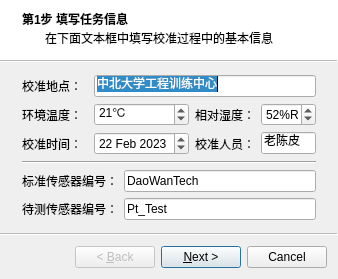
This is wizard/wizard.ui in m-RNA/TemperatureSelfCorrectionBasedOnQtSerial as Qt 5 draws it before an edit. The edited form follows.
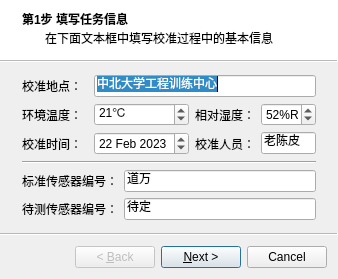
This is the edited form. Custom widgets are drawn as their Qt base class.

Diff of the .ui file:
```diff
--- a/wizard/wizard.ui
+++ b/wizard/wizard.ui
@@ -96,7 +96,7 @@
          <string/>
         </property>
         <property name="text">
-         <string>DaoWanTech</string>
+         <string>道万</string>
         </property>
         <property name="maxLength">
          <number>32767</number>
@@ -144,7 +144,7 @@
       <item>
        <widget class="QLineEdit" name="leID_Dtm">
         <property name="text">
-         <string>Pt_Test</string>
+         <string>待定</string>
         </property>
         <property name="placeholderText">
          <string>名称或编号</string>
```
